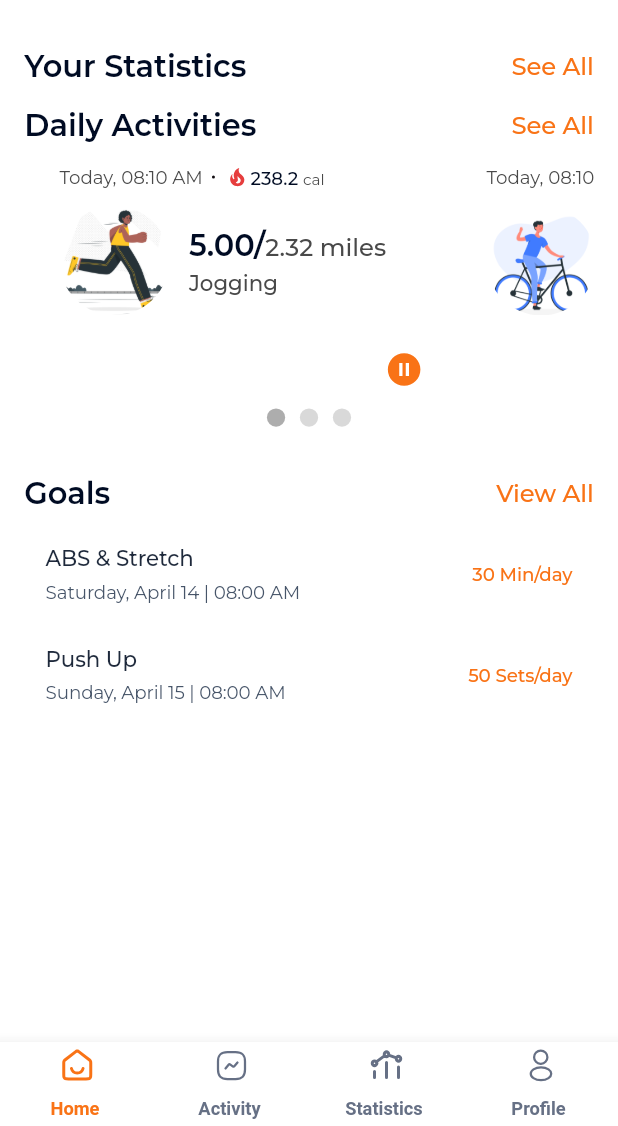
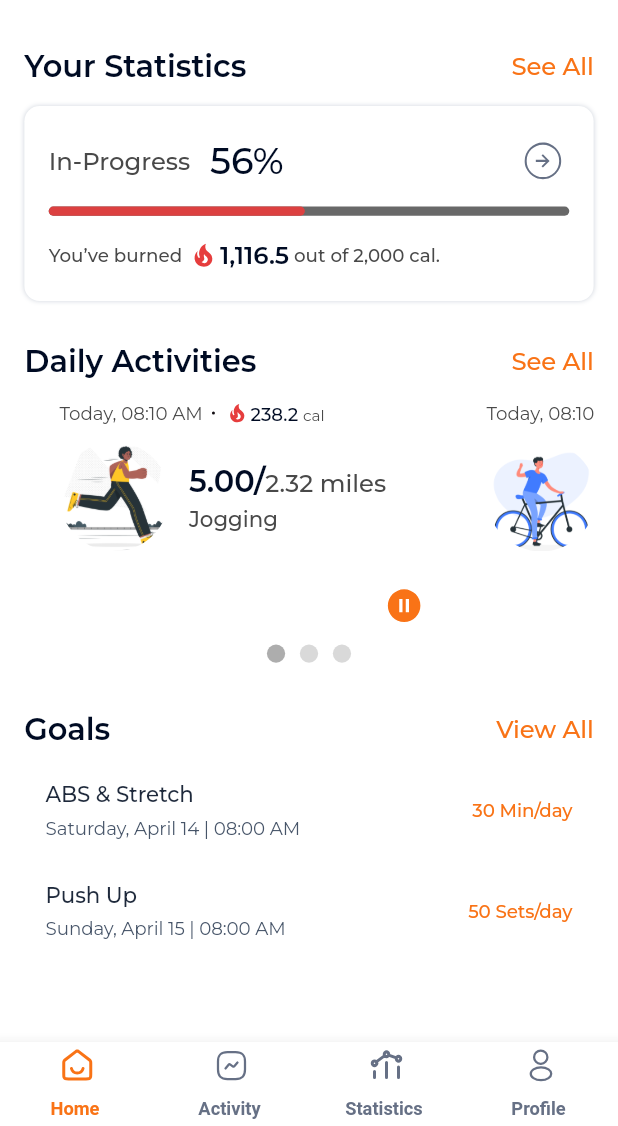
Before and after one commit to Margub-Morshed/Fitness-Tracking-App, a Flutter app: the screen it shows after launch, on a phone screen of 412 x 824 dp, the part 110-1236 px from its top. Run offline on Flutter 3.47's test engine with Material 3 defaults, Android fonts, the phone set to English and light mode, and no system bars; drawn by our look-alikes of badges, carousel_slider, custom_navigation_bar; our stand-ins replace fl_chart, flutter_screenutil, flutter_svg, get, google_fonts, percent_indicator; Roboto replaces fonts that are missing (Overpass).

Commit message:
Home Statistics Progress Bar Completed

```diff
--- a/lib/core/constants/text_font_style.dart
+++ b/lib/core/constants/text_font_style.dart
@@ -11,7 +11,7 @@ class TextFontStyle {
   static final headline50RegularMontserrat = GoogleFonts.montserrat(
       color: AppColors.c000B23, fontSize: 50.sp, fontWeight: FontWeight.w400);
 
-static final headline27SemiBoldMontserrat = GoogleFonts.montserrat(
+  static final headline27SemiBoldMontserrat = GoogleFonts.montserrat(
       color: AppColors.c000B23, fontSize: 27.sp, fontWeight: FontWeight.w600);
 
   static final headline20BoldMontserrat = GoogleFonts.montserrat(
@@ -22,6 +22,9 @@ static final headline27SemiBoldMontserrat = GoogleFonts.montserrat(
 
   static final headline24SemiBoldMontserrat = GoogleFonts.montserrat(
       color: AppColors.c000B23, fontSize: 24.sp, fontWeight: FontWeight.w600);
+
+  static final headline24MediumMontserrat = GoogleFonts.montserrat(
+      color: AppColors.c000B23, fontSize: 24.sp, fontWeight: FontWeight.w500);
 
   static final headline19SemiBoldMontserrat = GoogleFonts.montserrat(
       color: AppColors.c000B23, fontSize: 19.sp, fontWeight: FontWeight.w600);
--- a/lib/core/widgets/custom_appbar.dart
+++ b/lib/core/widgets/custom_appbar.dart
@@ -1,3 +1,4 @@
+import 'package:fitness_tracking_app/core/helpers/ui_helpers.dart';
 import 'package:fitness_tracking_app/gen/assets.gen.dart';
 import 'package:flutter/material.dart';
 import 'package:flutter_screenutil/flutter_screenutil.dart';
@@ -12,6 +13,7 @@ class CustomAppBar extends StatelessWidget implements PreferredSizeWidget {
   final List<Widget>? action;
   final bool isBackNeeded;
   final bool centerTitle;
+  final bool showNotification;
   final VoidCallback? onTap;
   final VoidCallback? onPop;
   final Color? bgColor;
@@ -20,11 +22,12 @@ class CustomAppBar extends StatelessWidget implements PreferredSizeWidget {
 
   const CustomAppBar({
     this.title = "",
-    this.action = const [],
+    this.action,
     this.isBackNeeded = false,
     super.key,
     this.onTap,
     this.centerTitle = false,
+    this.showNotification = false,
     this.onPop,
     this.bgColor,
     this.popIconColor,
@@ -56,11 +59,13 @@ class CustomAppBar extends StatelessWidget implements PreferredSizeWidget {
       actions: action ??
           [
             // Notification
-            SvgPicture.asset(
-              Assets.icons.notification,
-              height: 24.h,
-              width: 24.w,
-            )
+            showNotification
+                ? Padding(
+                    padding: EdgeInsets.only(right: UIHelper.kDefaultPadding()),
+                    child: SvgPicture.asset(Assets.icons.notification,
+                        height: 24.h, width: 24.w),
+                  )
+                : const SizedBox.shrink(),
           ],
     );
   }
--- a/lib/features/daily_activity/presentation/screens/daily_activity.dart
+++ b/lib/features/daily_activity/presentation/screens/daily_activity.dart
@@ -13,7 +13,11 @@ class DailyActivityScreen extends StatelessWidget {
   Widget build(BuildContext context) {
     return SafeArea(
       child: Scaffold(
-        appBar: const CustomAppBar(title: 'Daily Activity', isBackNeeded: true),
+        appBar: const CustomAppBar(
+          title: 'Daily Activity',
+          isBackNeeded: true,
+          showNotification: true,
+        ),
         body: SingleChildScrollView(
           physics: const BouncingScrollPhysics(),
           padding: EdgeInsets.all(UIHelper.kDefaultPadding()),
--- a/lib/features/home/presentation/screens/home.dart
+++ b/lib/features/home/presentation/screens/home.dart
@@ -6,6 +6,7 @@ import 'package:flutter/material.dart';
 import 'package:flutter_screenutil/flutter_screenutil.dart';
 import '../widgets/goal_card.dart';
 import '../widgets/home.dart';
+import '../widgets/progress_card.dart';
 import '../widgets/section_header.dart';
 
 class HomeScreen extends StatefulWidget {
@@ -32,6 +33,16 @@ class _HomeScreenState extends State<HomeScreen> {
               UIHelper.verticalSpace(14.h),
               const SectionHeader(title: 'Your Statistics'),
               UIHelper.verticalSpace(14.h),
+              ProgressCard(
+                title: 'In-Progress',
+                progressPercentage: '56%',
+                progressWidth: (MediaQuery.of(context).size.width -
+                        (UIHelper.kDefaultPadding() * 2)) *
+                    0.45,
+                caloriesBurned: '1,116.5',
+                caloriesGoal: '2,000',
+              ),
+              UIHelper.verticalSpaceMediumLarge,
               const SectionHeader(title: 'Daily Activities'),
               UIHelper.verticalSpace(14.h),
               CarouselWithIndicators(
--- /dev/null
+++ b/lib/features/home/presentation/widgets/progress_card.dart
@@ -0,0 +1,135 @@
+import 'package:flutter/material.dart';
+import 'package:flutter_screenutil/flutter_screenutil.dart';
+import 'package:flutter_svg/flutter_svg.dart';
+import '../../../../core/constants/text_font_style.dart';
+import '../../../../core/helpers/ui_helpers.dart';
+import '../../../../gen/assets.gen.dart';
+import '../../../../gen/colors.gen.dart';
+
+class ProgressCard extends StatelessWidget {
+  final String title;
+  final String progressPercentage;
+  final double progressWidth;
+  final String caloriesBurned;
+  final String caloriesGoal;
+
+  const ProgressCard({
+    super.key,
+    required this.title,
+    required this.progressPercentage,
+    required this.progressWidth,
+    required this.caloriesBurned,
+    required this.caloriesGoal,
+  });
+
+  @override
+  Widget build(BuildContext context) {
+    return Container(
+      width: double.maxFinite,
+      padding: EdgeInsets.symmetric(vertical: 20.sp, horizontal: 16.sp),
+
+      // Inner shel decoration
+      decoration: ShapeDecoration(
+        color: AppColors.cFFFFFF,
+        shape: RoundedRectangleBorder(
+          borderRadius: BorderRadius.circular(10.r),
+        ),
+
+        // Outer shell border
+        shadows: [
+          BoxShadow(
+            color: AppColors.cD0D5DD,
+            blurRadius: 2.sp,
+            offset: const Offset(0, 0),
+            spreadRadius: 0,
+          ),
+        ],
+      ),
+      child: Column(
+        crossAxisAlignment: CrossAxisAlignment.start,
+        children: [
+          // In progress with percentage count with right arrow
+          _buildHeader(),
+          UIHelper.verticalSpace(14.h),
+
+          // Red progress bar with percentage
+          _buildProgressBar(),
+          UIHelper.verticalSpace(16.h),
+
+          // You've burned...
+          _buildFooter(),
+        ],
+      ),
+    );
+  }
+
+  Row _buildFooter() {
+    return Row(
+      children: [
+        Text(
+          'You’ve burned ',
+          style: TextFontStyle.headline12MediumMontserrat
+              .copyWith(color: AppColors.c494949),
+        ),
+        SvgPicture.asset(
+          Assets.icons.calories,
+          height: 20.h,
+          width: 20.w,
+        ),
+        Text(
+          caloriesBurned,
+          style: TextFontStyle.headline16SemiBoldMontserrat,
+        ),
+        Text(
+          ' out of $caloriesGoal cal.',
+          style: TextFontStyle.headline12MediumMontserrat
+              .copyWith(color: AppColors.c494949),
+        ),
+      ],
+    );
+  }
+
+  Container _buildProgressBar() {
+    return Container(
+      height: 6.h,
+      decoration: BoxDecoration(
+        color: AppColors.c686868,
+        borderRadius: BorderRadius.circular(3.r),
+      ),
+      child: Align(
+        alignment: Alignment.centerLeft,
+        child: Container(
+          width: progressWidth,
+          height: double.infinity,
+          decoration: BoxDecoration(
+            color: AppColors.cDC4040,
+            borderRadius: BorderRadius.circular(3.r),
+          ),
+        ),
+      ),
+    );
+  }
+
+  Row _buildHeader() {
+    return Row(
+      children: [
+        Text(
+          title,
+          style: TextFontStyle.headline16MediumMontserrat
+              .copyWith(color: AppColors.c494949),
+        ),
+        UIHelper.horizontalSpace(12.w),
+        Text(
+          progressPercentage,
+          style: TextFontStyle.headline24MediumMontserrat,
+        ),
+        const Spacer(),
+        SvgPicture.asset(
+          Assets.icons.rightArrow,
+          height: 32.h,
+          width: 32.w,
+        ),
+      ],
+    );
+  }
+}
--- a/lib/gen/assets.gen.dart
+++ b/lib/gen/assets.gen.dart
@@ -58,6 +58,9 @@ class $AssetsIconsGen {
   /// File path: assets/icons/profile.svg
   String get profile => 'assets/icons/profile.svg';
 
+  /// File path: assets/icons/right_arrow.svg
+  String get rightArrow => 'assets/icons/right_arrow.svg';
+
   /// File path: assets/icons/sign_out.svg
   String get signOut => 'assets/icons/sign_out.svg';
 
@@ -90,6 +93,7 @@ class $AssetsIconsGen {
         pause,
         person,
         profile,
+        rightArrow,
         signOut,
         sleep,
         steps,
--- a/lib/gen/colors.gen.dart
+++ b/lib/gen/colors.gen.dart
@@ -37,6 +37,9 @@ class AppColors {
   /// Color: #FF667085
   static const Color c667085 = Color(0xFF667085);
 
+  /// Color: #FF686868
+  static const Color c686868 = Color(0xFF686868);
+
   /// Color: #FF7B7B7B
   static const Color c7B7B7B = Color(0xFF7B7B7B);
 
@@ -55,6 +58,9 @@ class AppColors {
   /// Color: #FFD9D9D9
   static const Color cD9D9D9 = Color(0xFFD9D9D9);
 
+  /// Color: #FFDC4040
+  static const Color cDC4040 = Color(0xFFDC4040);
+
   /// Color: #FFE4E4E4
   static const Color cE4E4E4 = Color(0xFFE4E4E4);
 
```
Also changed, not shown: assets/icons/right_arrow.svg (added), 1 other file.
